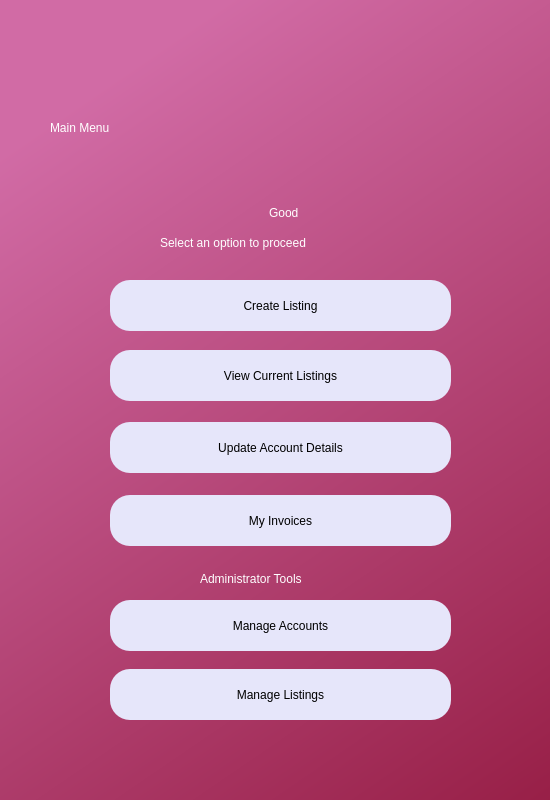
AnshulS853/Coursework-Improved, file adminmenu.ui: the form before one commit.
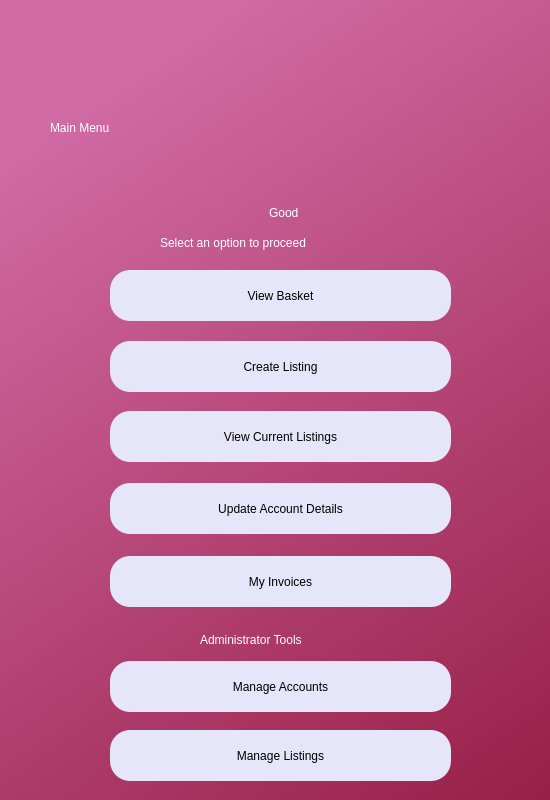
The form after the commit.

Patch:
```diff
--- a/adminmenu.ui
+++ b/adminmenu.ui
@@ -42,7 +42,7 @@
     <property name="geometry">
      <rect>
       <x>110</x>
-      <y>600</y>
+      <y>661</y>
       <width>341</width>
       <height>51</height>
      </rect>
@@ -60,7 +60,7 @@
     <property name="geometry">
      <rect>
       <x>110</x>
-      <y>669</y>
+      <y>730</y>
       <width>341</width>
       <height>51</height>
      </rect>
@@ -78,7 +78,7 @@
     <property name="geometry">
      <rect>
       <x>200</x>
-      <y>566</y>
+      <y>627</y>
       <width>181</width>
       <height>25</height>
      </rect>
@@ -129,7 +129,7 @@
     <property name="geometry">
      <rect>
       <x>110</x>
-      <y>280</y>
+      <y>341</y>
       <width>341</width>
       <height>51</height>
      </rect>
@@ -147,7 +147,7 @@
     <property name="geometry">
      <rect>
       <x>110</x>
-      <y>422</y>
+      <y>483</y>
       <width>341</width>
       <height>51</height>
      </rect>
@@ -181,7 +181,7 @@
     <property name="geometry">
      <rect>
       <x>110</x>
-      <y>350</y>
+      <y>411</y>
       <width>341</width>
       <height>51</height>
      </rect>
@@ -199,7 +199,7 @@
     <property name="geometry">
      <rect>
       <x>110</x>
-      <y>495</y>
+      <y>556</y>
       <width>341</width>
       <height>51</height>
      </rect>
@@ -213,6 +213,24 @@
      <string>My Invoices</string>
     </property>
    </widget>
+   <widget class="QPushButton" name="gotobasket">
+    <property name="geometry">
+     <rect>
+      <x>110</x>
+      <y>270</y>
+      <width>341</width>
+      <height>51</height>
+     </rect>
+    </property>
+    <property name="styleSheet">
+     <string notr="true">border-radius:20px;
+background-color: rgb(230, 230, 250);
+font: 14pt &quot;MS Shell Dlg 2&quot;;</string>
+    </property>
+    <property name="text">
+     <string>View Basket</string>
+    </property>
+   </widget>
   </widget>
  </widget>
  <resources>
```
